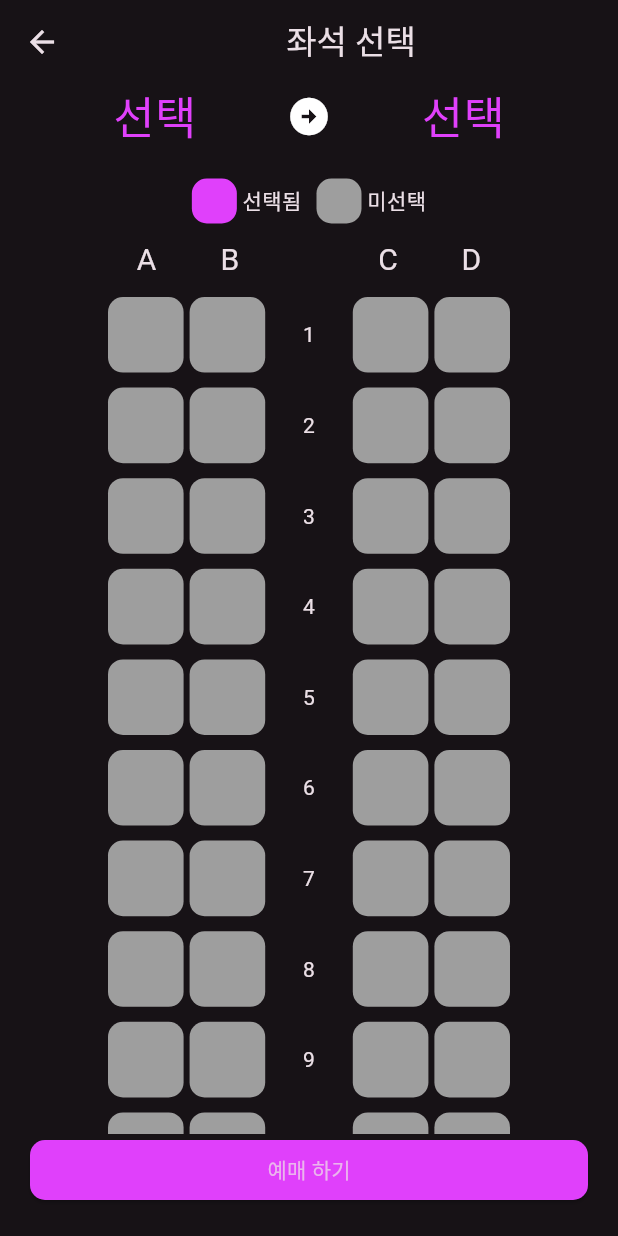
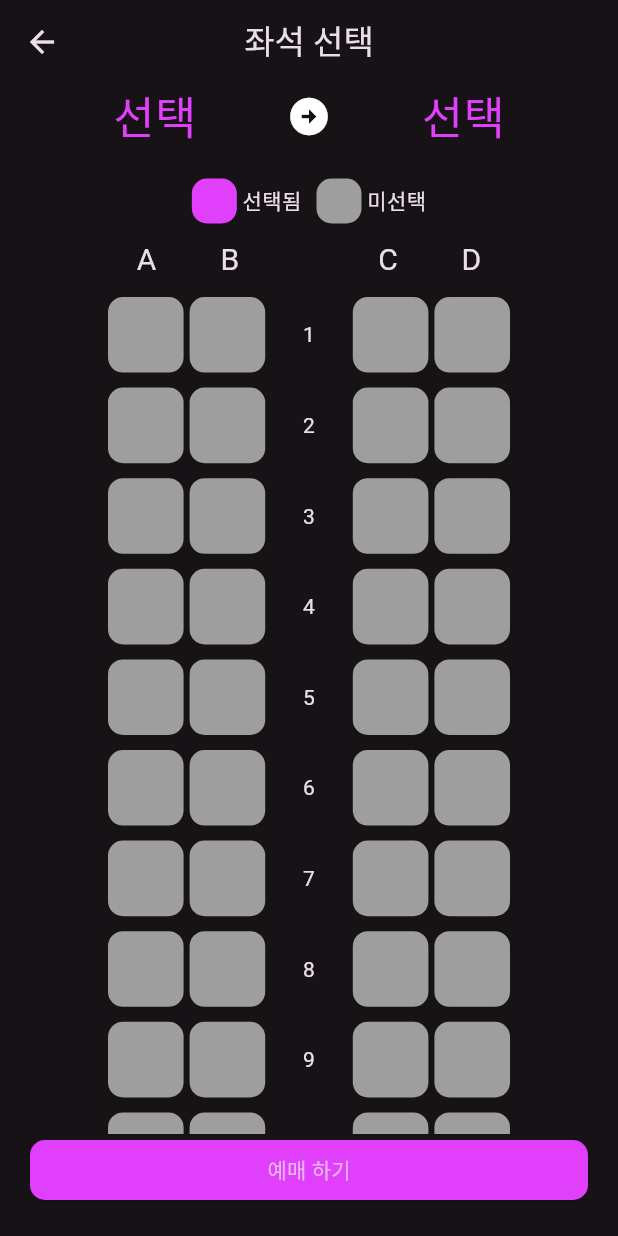
Before and after one commit to jinsung99123/flutter_train_app, a Flutter app: the screen it shows after launch, after a tap on "좌석 선택", on a phone screen of 412 x 824 dp. Run offline on Flutter 3.47's test engine with Material 3 defaults, Android fonts, the phone set to English and light mode, and no system bars.

Commit message:
AppBar 재조정 및 팝업에 선택 좌석 정보 전달

```diff
--- a/lib/seat_page/seat_page.dart
+++ b/lib/seat_page/seat_page.dart
@@ -13,9 +13,9 @@ class SeatPage extends StatefulWidget {
 
 class _SeatPageState extends State<SeatPage> {
   int? selectRow;
-  int? selectCol;
+  String? selectCol;
 
-  void onSelected(int row, int col) {
+  void onSelected(int row, String col) {
     setState(() {
     selectRow = row;
     selectCol = col;
@@ -26,12 +26,8 @@ class _SeatPageState extends State<SeatPage> {
   Widget build(BuildContext context) {
     return Scaffold(
       appBar: AppBar(
-        title: Row(
-          mainAxisAlignment: MainAxisAlignment.center,
-          children: [
-            Text('좌석 선택')
-          ],
-        ),
+        centerTitle: true,
+        title: Text('좌석 선택'),
       ),
       body: Column(
         children: [
@@ -174,7 +170,7 @@ class _SeatPageState extends State<SeatPage> {
                 showCupertinoDialog(context: context, builder: (context){
                   return CupertinoAlertDialog(
                     title: Text('예매 하시겠습니까?'),
-                    content: Text('좌석: '),
+                    content: Text('좌석:$selectRow-$selectCol'),
                     actions: [
                       CupertinoDialogAction(
                         isDestructiveAction: true,
@@ -204,18 +200,18 @@ class _SeatPageState extends State<SeatPage> {
       padding: const EdgeInsets.symmetric(horizontal: 20),
       child: Row(
             children: [
-              seat(rowNum,1),
-              seat(rowNum,2),
+              seat(rowNum,'A'),
+              seat(rowNum,'B'),
               Expanded(child: Center(child: Text('$rowNum'))),
-              seat(rowNum,3),
-              seat(rowNum,4),
+              seat(rowNum,'C'),
+              seat(rowNum,'D'),
             ],
           ),
     );
   }
 
 
-Widget seat(int rowNum, int colNum) {
+Widget seat(int rowNum, String colNum) {
   return Expanded(
     child: Padding(
       padding: const EdgeInsets.symmetric(horizontal: 2),
--- a/lib/station_list_page.dart
+++ b/lib/station_list_page.dart
@@ -20,10 +20,8 @@ class StationListPage extends StatelessWidget {
   Widget build(BuildContext context) {
     return Scaffold(
       appBar: AppBar(
-        title: Row(
-          mainAxisAlignment: MainAxisAlignment.center,
-          children: [Text(title)],
-        ),
+        centerTitle: true,
+        title: Text(title),
       ),
       body: Column(
         children: [
```
